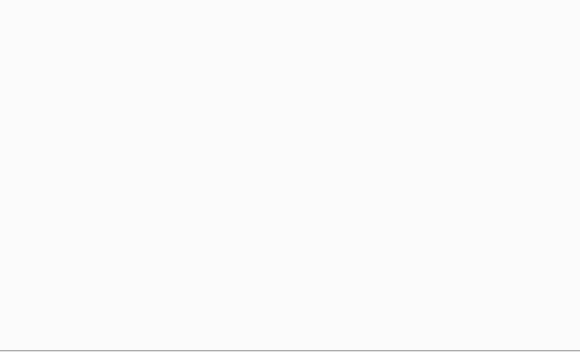
Before: the Qt Designer form settingdialog.ui in Keithsys730/ERC_UI_DEMO, drawn with Qt 5; both pictures show x 122 to 702 and y 128 to 480 of the 800 by 480 pixel window.
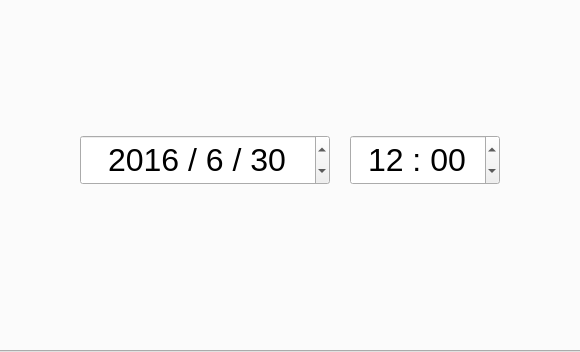
After: the same form once the commit is applied. The open tabs and pages were chosen to show the change.

Commit message: Add the objects in the Time tab of the setting.

Diff of the .ui file:
```diff
--- a/settingdialog.ui
+++ b/settingdialog.ui
@@ -655,6 +655,89 @@
     <attribute name="title">
      <string>Time</string>
     </attribute>
+    <widget class="QDateEdit" name="dateEdit">
+     <property name="geometry">
+      <rect>
+       <x>200</x>
+       <y>150</y>
+       <width>250</width>
+       <height>50</height>
+      </rect>
+     </property>
+     <property name="font">
+      <font>
+       <pointsize>24</pointsize>
+      </font>
+     </property>
+     <property name="alignment">
+      <set>Qt::AlignCenter</set>
+     </property>
+     <property name="dateTime">
+      <datetime>
+       <hour>12</hour>
+       <minute>0</minute>
+       <second>0</second>
+       <year>2016</year>
+       <month>6</month>
+       <day>30</day>
+      </datetime>
+     </property>
+     <property name="time">
+      <time>
+       <hour>12</hour>
+       <minute>0</minute>
+       <second>0</second>
+      </time>
+     </property>
+     <property name="maximumDate">
+      <date>
+       <year>2999</year>
+       <month>12</month>
+       <day>31</day>
+      </date>
+     </property>
+     <property name="minimumDate">
+      <date>
+       <year>2000</year>
+       <month>9</month>
+       <day>14</day>
+      </date>
+     </property>
+     <property name="displayFormat">
+      <string>yyyy / M / d</string>
+     </property>
+    </widget>
+    <widget class="QTimeEdit" name="timeEdit">
+     <property name="geometry">
+      <rect>
+       <x>470</x>
+       <y>150</y>
+       <width>150</width>
+       <height>50</height>
+      </rect>
+     </property>
+     <property name="font">
+      <font>
+       <pointsize>24</pointsize>
+      </font>
+     </property>
+     <property name="alignment">
+      <set>Qt::AlignCenter</set>
+     </property>
+     <property name="dateTime">
+      <datetime>
+       <hour>12</hour>
+       <minute>0</minute>
+       <second>0</second>
+       <year>2016</year>
+       <month>6</month>
+       <day>30</day>
+      </datetime>
+     </property>
+     <property name="displayFormat">
+      <string>hh : mm</string>
+     </property>
+    </widget>
    </widget>
    <widget class="QWidget" name="networkTab">
     <attribute name="title">
```
Left out of the diff: 2 changed lines with no effect on the pictures.
